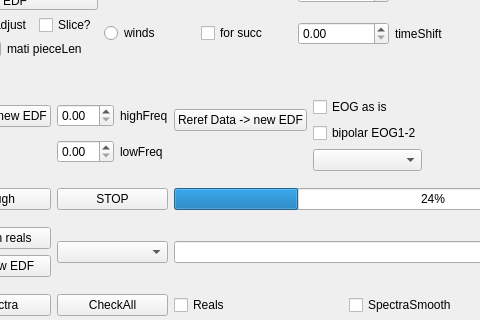
Qt form mainwindow.ui (ArtfulVampire/SecondGUIrepo) before a commit; both pictures show x 382 to 862 and y 132 to 452 of the 1100 by 796 pixel window.
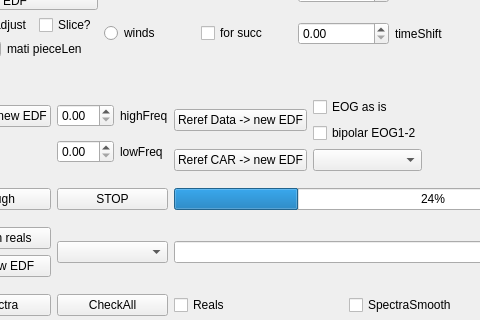
The same form after that commit.

Commit message: fixed comments added CAR rereference fixed EOG inverse - deal inside edfFile::reduceChannels

```diff
--- a/mainwindow.ui
+++ b/mainwindow.ui
@@ -195,6 +195,13 @@
            <item row="1" column="1">
             <widget class="QComboBox" name="rereferenceDataComboBox"/>
            </item>
+           <item row="1" column="0">
+            <widget class="QPushButton" name="rereferenceCARPushButton">
+             <property name="text">
+              <string>Reref CAR -&gt; new EDF</string>
+             </property>
+            </widget>
+           </item>
           </layout>
          </item>
          <item>
```
The commit also changes 41 other files.
